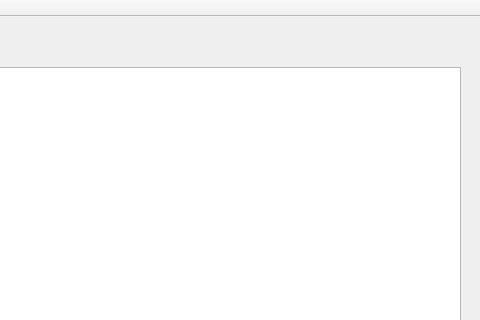
The window that Comp4981ChatProgram/mainwindow.ui (jacobfrank4/chatProgram) describes before a commit, drawn with Qt 5; both pictures show x 390 to 870 and y 0 to 320 of the 870 by 446 pixel window.
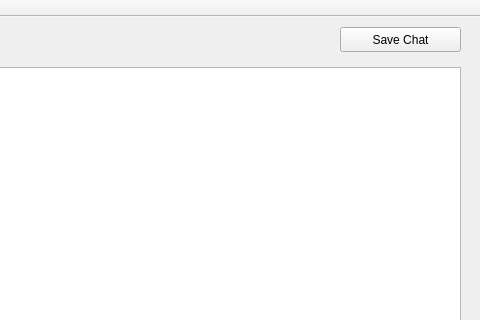
The same window after the commit.

Commit message: Added ability for user to export the contents of the chat window

The edit to the form file:
```diff
--- a/Comp4981ChatProgram/mainwindow.ui
+++ b/Comp4981ChatProgram/mainwindow.ui
@@ -141,6 +141,19 @@
      <string/>
     </property>
    </widget>
+   <widget class="QPushButton" name="exportChatButton">
+    <property name="geometry">
+     <rect>
+      <x>730</x>
+      <y>10</y>
+      <width>121</width>
+      <height>25</height>
+     </rect>
+    </property>
+    <property name="text">
+     <string>Save Chat</string>
+    </property>
+   </widget>
   </widget>
   <widget class="QMenuBar" name="menuBar">
    <property name="geometry">
```
The commit also changes 8 other files.
